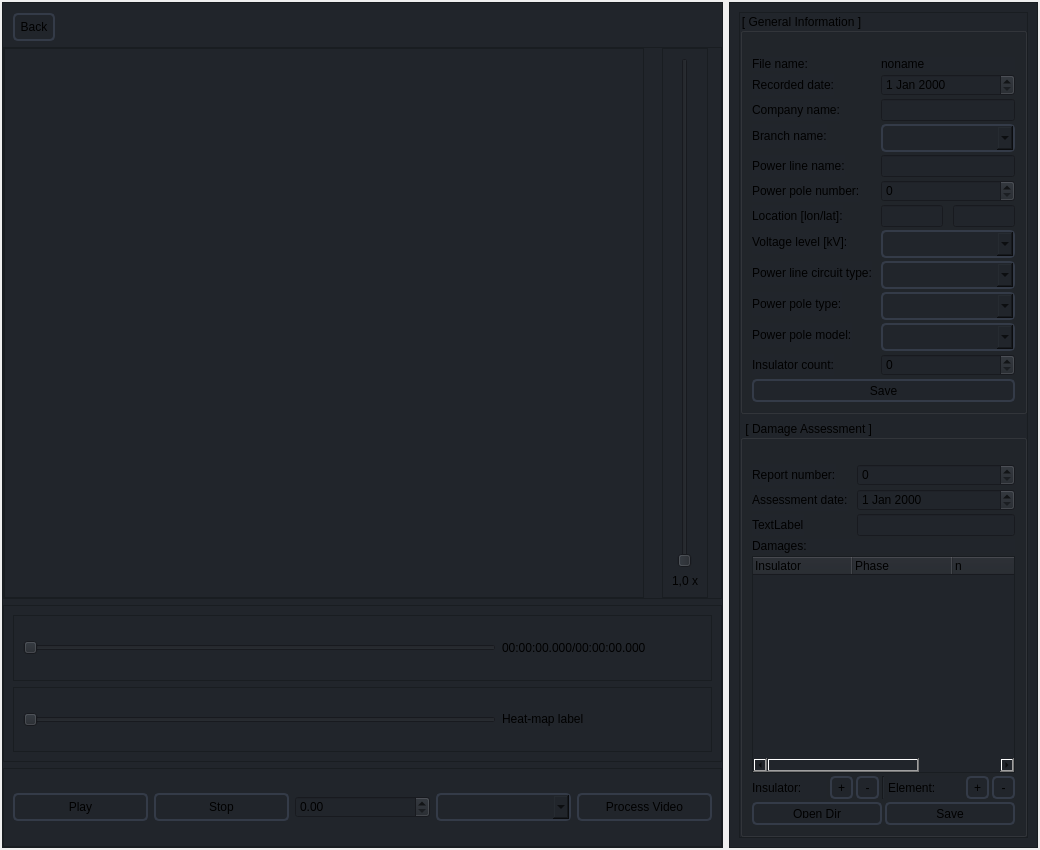
Old version of the form widgets/video_player/ui_video_player.ui in the repository farruck-tusar/IFE_APP.
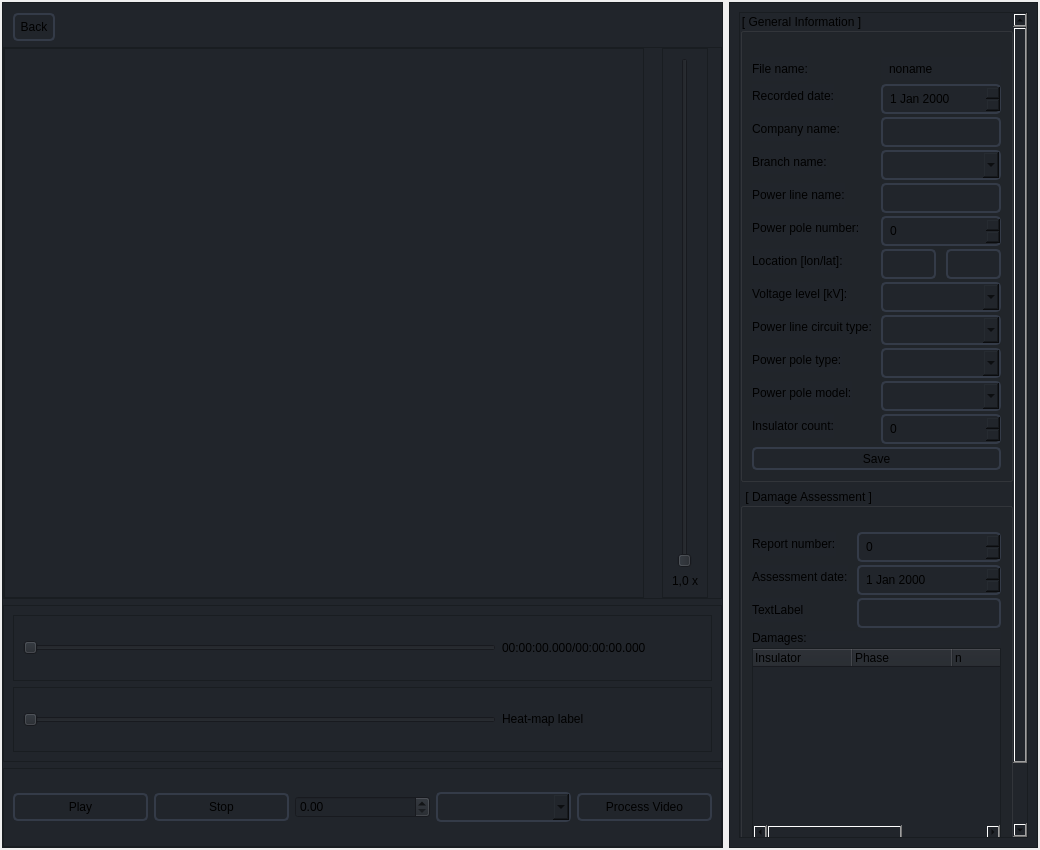
New version of the form. Icons and pictures are not drawn.

Commit message: add style to sidebar design

```diff
--- a/widgets/video_player/ui_video_player.ui
+++ b/widgets/video_player/ui_video_player.ui
@@ -14,7 +14,7 @@
    <string>Form</string>
   </property>
   <property name="styleSheet">
-   <string notr="true">#videoPlayer QPushButton {
+   <string notr="true">#videoPlayer QPushButton, QLineEdit, QSpinBox,  QDateEdit, QComboBox {
 	border: 2px solid rgb(52, 59, 72);
 	border-radius: 5px;
 	padding:5px;
@@ -22,19 +22,7 @@
 #videoPlayer QPushButton:hover {
 	border: 2px solid rgb(61, 70, 86);
 }
-#videoPlayer QPushButton:pressed {
-	border: 2px solid rgb(52, 59, 72);
-}
-
-#videoPlayer QComboBox{
-	border: 2px solid rgb(52, 59, 72);
-	border-radius: 5px;
-	padding:4px;
-}
-#videoPlayer QComboBox:hover {
-	border: 2px solid rgb(61, 70, 86);
-}
-#videoPlayer QComboBox:pressed {
+#videoPlayer QPushButton:pressed, QComboBox:pressed {
 	border: 2px solid rgb(52, 59, 72);
 }</string>
   </property>
@@ -384,10 +372,10 @@
            <x>0</x>
            <y>0</y>
            <width>313</width>
-           <height>72</height>
+           <height>944</height>
           </rect>
          </property>
-         <layout class="QVBoxLayout" name="verticalLayout">
+         <layout class="QVBoxLayout" name="verticalLayout1">
           <property name="spacing">
            <number>6</number>
           </property>
@@ -419,7 +407,7 @@
             <property name="checkable">
              <bool>false</bool>
             </property>
-            <layout class="QVBoxLayout" name="verticalLayout_3">
+            <layout class="QVBoxLayout" name="verticalLayout_31">
              <property name="spacing">
               <number>3</number>
              </property>
@@ -443,6 +431,9 @@
                </item>
                <item row="0" column="1">
                 <widget class="QLabel" name="label_file_name_value">
+                 <property name="styleSheet">
+                  <string notr="true">padding: 5px;</string>
+                 </property>
                  <property name="text">
                   <string>noname</string>
                  </property>
```
Left out of the diff: 2 changed lines with no effect on the pictures. The commit also changes 1 other file.
